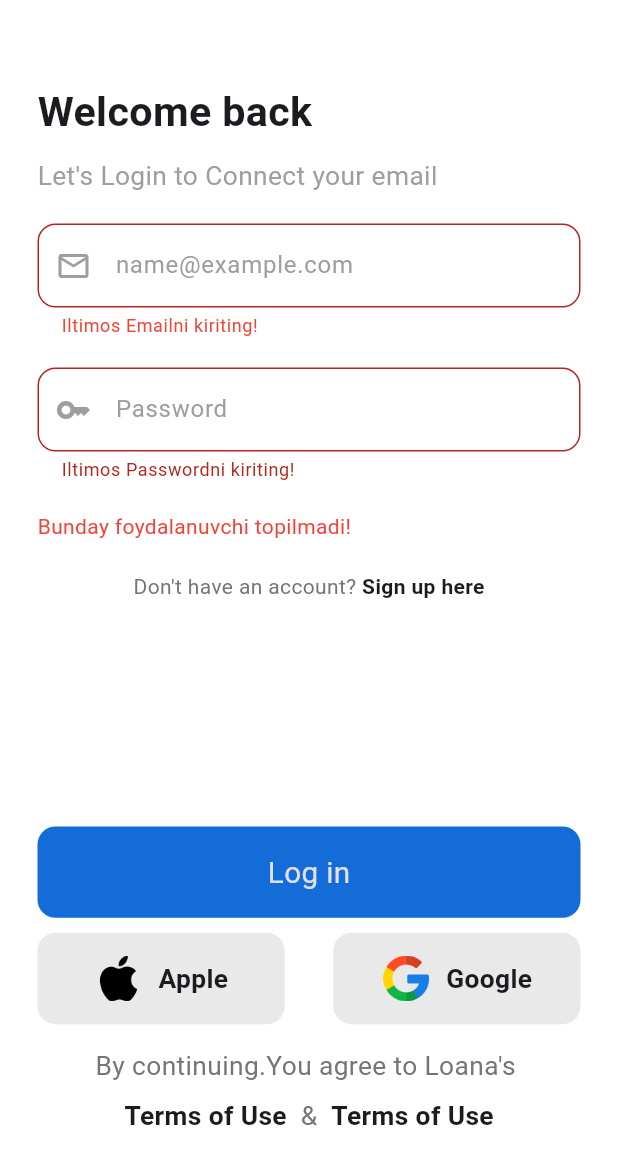
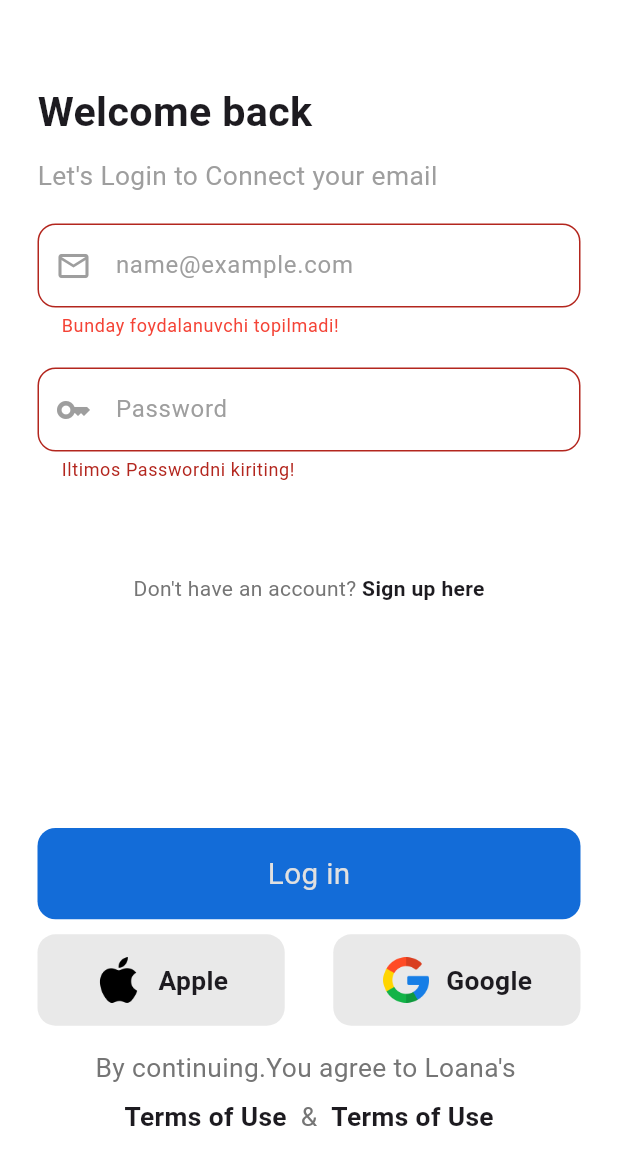
Before and after one commit to Iskandarrcode/Pliner2_Mob_App, a Flutter app: the screen it shows after launch, after a tap on "Log in", on a phone screen of 412 x 824 dp. Shown: the top 1165 px of the screen. Run offline on Flutter 3.47's test engine with Material 3 defaults, Android fonts, the light colour scheme and no system bars; drawn by our look-alikes of zoom_tap_animation; our stand-ins replace flutter_screenutil, gap.

Commit message:
may17New

```diff
--- a/lib/artboards/screens/register_screen/register_page.dart
+++ b/lib/artboards/screens/register_screen/register_page.dart
@@ -1,10 +1,10 @@
 import 'package:flutter/material.dart';
 import 'package:flutter_screenutil/flutter_screenutil.dart';
 import 'package:gap/gap.dart';
-import 'package:may17/artboards/screens/home_screen/home_page.dart';
+import 'package:may17/artboards/screens/welcome_screen/welcome_page.dart';
 import 'package:zoom_tap_animation/zoom_tap_animation.dart';
 
-List dataBase = [];
+List<Map<String, dynamic>> dataBase = [];
 
 class RegisterScreen extends StatefulWidget {
   const RegisterScreen({super.key});
@@ -86,7 +86,7 @@ class _RegisterScreenState extends State<RegisterScreen> {
                     setState(() {
                       Navigator.push(context, MaterialPageRoute(
                         builder: (context) {
-                          return const HomePageScreen();
+                          return const LoginScreen();
                         },
                       ));
                     });
@@ -283,8 +283,7 @@ class _RegisterScreenState extends State<RegisterScreen> {
                       passwordController.text.length > 8) {
                     if (errorMessageEmail.isEmpty &&
                         errorMessagePassword.isEmpty) {
-                      dataBase.add(emailController);
-                      dataBase.add(passwordController);
+                      dataBase.add({"email": emailController.text, "password": passwordController.text});
                       setState(() {
                         showMessage();
                       });
--- a/lib/artboards/screens/welcome_screen/welcome_page.dart
+++ b/lib/artboards/screens/welcome_screen/welcome_page.dart
@@ -133,21 +133,33 @@ class _LoginScreenState extends State<LoginScreen> {
               ZoomTapAnimation(
                 onTap: () {
                   if (emailController.text.isEmpty) {
-                    setState(() {
-                      errorMessageEmail = "Iltimos Emailni kiriting!";
-                    });
+                    errorMessageEmail = "Iltimos Emailni kiriting!";
                   }
                   if (passwordController.text.isEmpty) {
-                    setState(() {
-                      errorMessagePassword = "Iltimos Passwordni kiriting!";
-                    });
+                    errorMessagePassword = "Iltimos Passwordni kiriting!";
                   } else {
                     errorMessageEmail = "";
                     errorMessagePassword = "";
                   }
+                  bool isUserFound = false;
+                  bool isPasswordTrue = false;
+                  for (var i in dataBase) {
+                    if (i["email"] == emailController.text) {
+                      isUserFound = true;
+                      if (i["password"] == passwordController.text) {
+                        isPasswordTrue = true;
+                      }
+                    }
+                  }
 
-                  if (dataBase.contains(emailController) &&
-                      dataBase.contains(passwordController)) {
+                  if (!isUserFound) {
+                    errorMessageEmail = "Bunday foydalanuvchi topilmadi!";
+                    colorErrorPasword = Colors.red;
+                  } else if (!isPasswordTrue) {
+                    errorMessagePassword = "Parol noto'g'ri";
+                    colorErrorPasword = Colors.red;
+                  }
+                  if (isUserFound == true && isPasswordTrue == true) {
                     setState(() {
                       Navigator.push(context, MaterialPageRoute(
                         builder: (context) {
@@ -155,12 +167,8 @@ class _LoginScreenState extends State<LoginScreen> {
                         },
                       ));
                     });
-                  } else {
-                    setState(() {
-                      errorPassword = "Bunday foydalanuvchi topilmadi!";
-                      colorErrorPasword = Colors.red;
-                    });
                   }
+                  setState(() {});
                 },
                 child: Container(
                   width: 1.sw,
```
